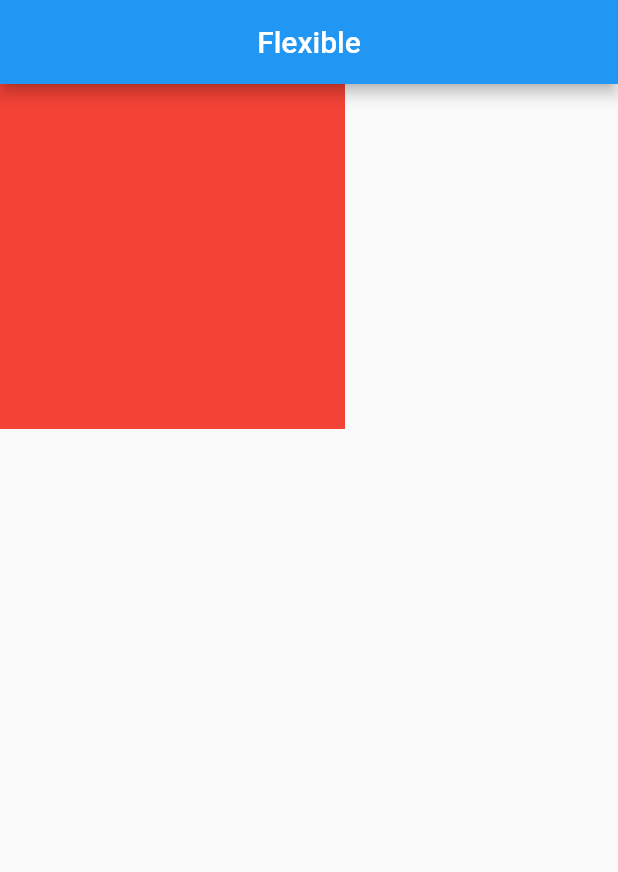
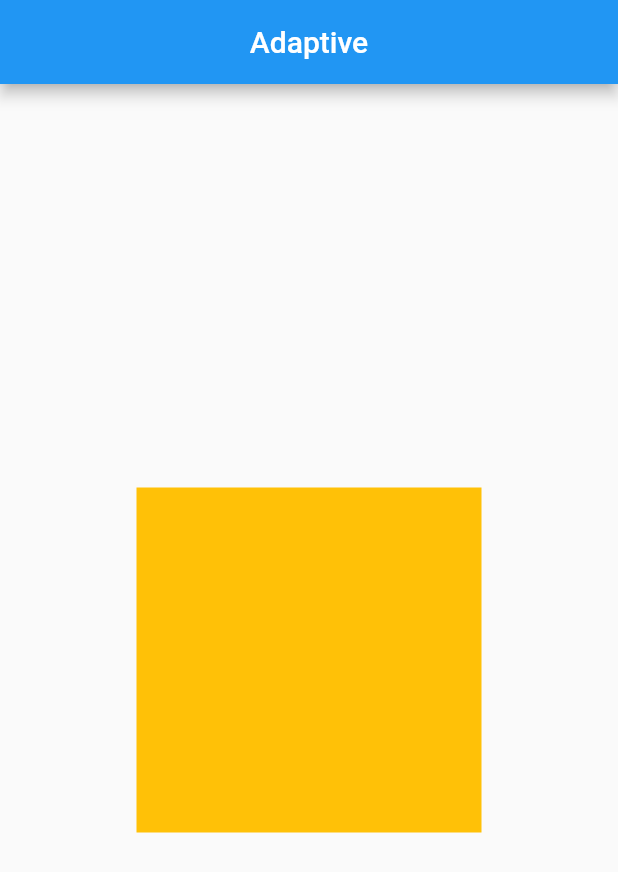
Before and after one commit to juragancode/flutter_latihan_responsive, a Flutter app: the screen it shows after launch, on a phone screen of 412 x 824 dp. Shown: the top 872 px of the screen. Run offline on Flutter 3.47's test engine with Material 2 defaults, Android fonts, the phone set to English and light mode, and no system bars; our stand-ins replace get.

```diff
--- a/lib/app/modules/home/views/home_view.dart
+++ b/lib/app/modules/home/views/home_view.dart
@@ -11,36 +11,39 @@ class HomeView extends GetView<HomeController> {
 
   @override
   Widget build(BuildContext context) {
-    // double widthDevice = MediaQuery.of(context).size.width;
-    // double heightDevice = MediaQuery.of(context).size.height;
-    double paddingTop =
-        context.mediaQueryPadding.top; // mediaQueryPadding merupakan fitur getx
-    double paddingBottom = MediaQuery.of(context).padding.bottom;
+    return WidgetPotrait();
+  }
+}
 
+class WidgetPotrait extends StatelessWidget {
+  const WidgetPotrait({
+    Key? key,
+  }) : super(key: key);
+
+  @override
+  Widget build(BuildContext context) {
     AppBar myAppBar() {
       return AppBar(
-        title: Text('Flexible'),
+        title: Text('Adaptive'),
         centerTitle: true,
       );
     }
 
-    double heightBody =
-        heightDevice - myAppBar().preferredSize.height - paddingTop;
-
     return Scaffold(
       appBar: myAppBar(),
-      body: ConstrainedBox(
-        constraints: BoxConstraints(
-          minHeight: 200,
-          minWidth: 200,
-          maxHeight: 250,
-          maxWidth: 250,
-        ),
-        child: Container(
-          width: 230,
-          height: 230,
-          color: Colors.red,
-        ),
+      body: Center(
+        // child: (MediaQuery.of(context).orientation == Orientation.portrait)
+        child: (MediaQuery.of(context).orientation == Orientation.portrait)
+            ? Container(
+                width: 230,
+                height: 230,
+                color: Colors.amber,
+              )
+            : Container(
+                width: 280,
+                height: 200,
+                color: Colors.red,
+              ),
       ),
     );
   }
```
